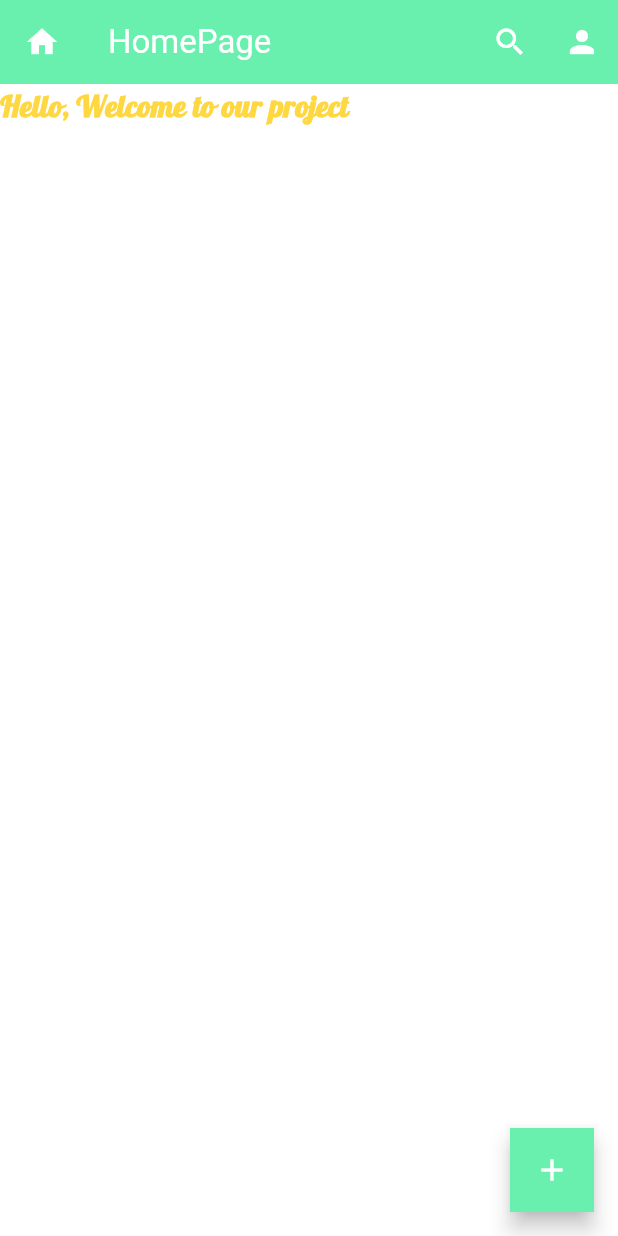
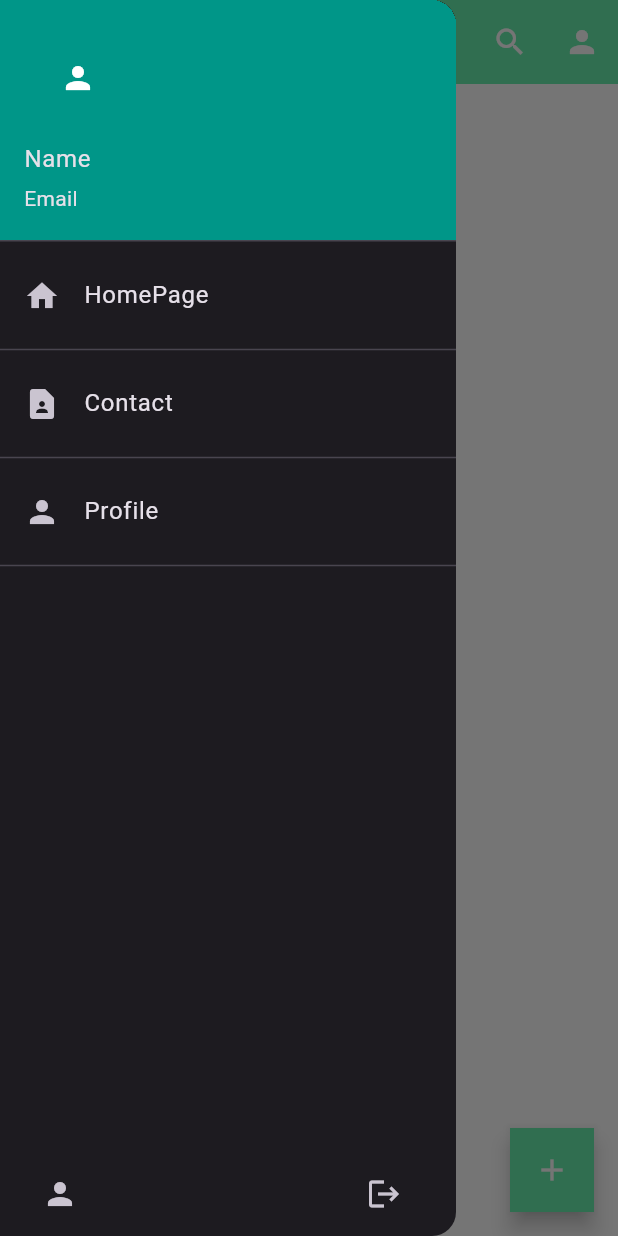
Before and after one commit to Neeladri-Probal/flutter-project-, a Flutter app: the screen it shows after launch, with the side drawer open (before the commit the screen has no drawer), on a phone screen of 412 x 824 dp. Run offline on Flutter 3.47's test engine with Material 3 defaults, Android fonts, the phone set to English and light mode, and no system bars; our stand-ins replace google_fonts.

Commit message:
added Drawer & ListTile

```diff
--- a/lib/home_page.dart
+++ b/lib/home_page.dart
@@ -10,12 +10,50 @@ class HomePage extends StatelessWidget {
       appBar: AppBar(
         title: Text("HomePage"),
         backgroundColor: Colors.greenAccent,
-        leading: Icon(Icons.home),
+        // leading: Icon(Icons.home),
         foregroundColor: Colors.white,
         actions: [
           IconButton(onPressed: () {}, icon: Icon(Icons.search)),
           IconButton(onPressed: () {}, icon: Icon(Icons.person)),
         ],
+      ),
+      drawer: Drawer(
+        child: Column(
+          children: [
+            UserAccountsDrawerHeader(
+              decoration: BoxDecoration(color: Colors.teal),
+              accountName: Text("Name"),
+              accountEmail: Text("Email"),
+              currentAccountPicture: Icon(Icons.person),
+            ),
+            ListTile(
+              leading: Icon(Icons.home),
+              title: Text("HomePage"),
+              onTap: () {},
+              hoverColor: Colors.deepOrangeAccent,
+            ),
+            Divider(),
+            ListTile(
+              leading: Icon(Icons.contact_page),
+              title: Text("Contact"),
+              onTap: () {},
+              hoverColor: Colors.deepOrangeAccent,
+            ),
+            Divider(),
+            ListTile(
+              leading: Icon(Icons.person),
+              title: Text("Profile"),
+              onTap: () {},
+              hoverColor: Colors.deepOrangeAccent,
+            ),
+            Divider(),
+            Spacer(),
+            ListTile(
+              leading: IconButton(onPressed: () {}, icon: Icon(Icons.person)),
+              trailing: IconButton(onPressed: () {}, icon: Icon(Icons.logout)),
+            ),
+          ],
+        ),
       ),
       body: Text(
         "Hello, Welcome to our project",
```
